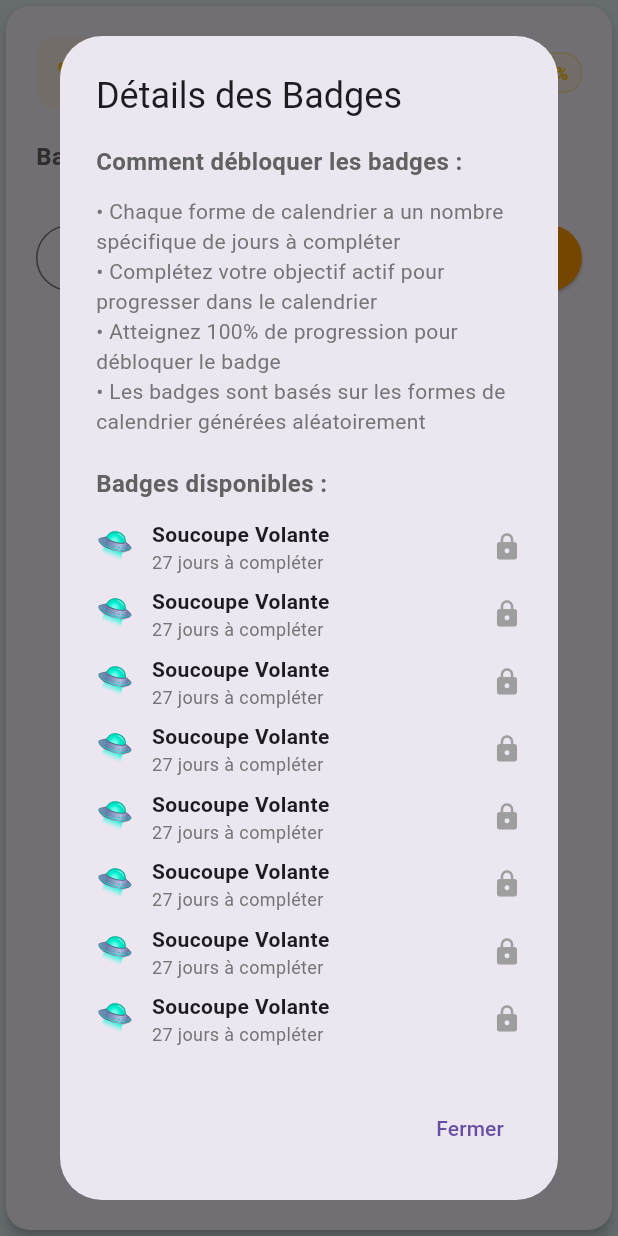
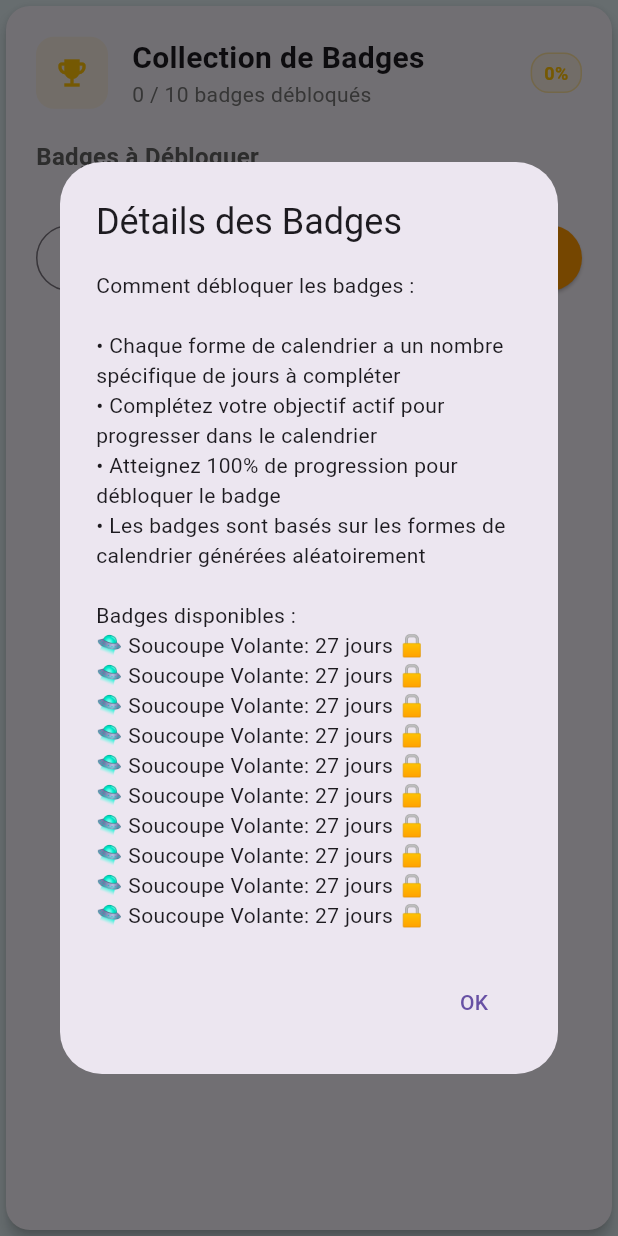
Before and after one commit to MOUSSBEKK/HabitoX, a Flutter app: the BadgesWidget widget shown alone on an empty page, opened directly, after a tap on "Détails des badges", on a phone screen of 412 x 824 dp. Run offline on Flutter 3.47's test engine with Material 3 defaults, Android fonts, the phone set to English and light mode, and no system bars; drawn by our look-alikes of toastification; our stand-ins replace adaptive_dialog, font_awesome_flutter, localstorage, modal_bottom_sheet, shared_preferences; accounts and stored records are empty.

```diff
--- a/lib/widgets/badges_widget.dart
+++ b/lib/widgets/badges_widget.dart
@@ -1,6 +1,7 @@
 import 'package:flutter/material.dart';
 import 'package:provider/provider.dart';
 import 'package:toastification/toastification.dart';
+import 'package:adaptive_dialog/adaptive_dialog.dart';
 import '../models/badge.dart' as models;
 import '../services/calendar_service.dart';
 
@@ -259,118 +260,40 @@ class BadgesWidget extends StatelessWidget {
     BuildContext context,
     CalendarService calendarService,
   ) {
-    showDialog(
+    final badgesInfo = calendarService.shapes.map((shape) =>
+      '${shape.emoji} ${shape.name}: ${shape.totalDays} jours ${shape.isUnlocked ? "✓" : "🔒"}'
+    ).join('\n');
+
+    showOkAlertDialog(
       context: context,
-      builder: (context) => AlertDialog(
-        title: const Text('Détails des Badges'),
-        content: SizedBox(
-          width: double.maxFinite,
-          child: SingleChildScrollView(
-            child: Column(
-              crossAxisAlignment: CrossAxisAlignment.start,
-              children: [
-                Text(
-                  'Comment débloquer les badges :',
-                  style: TextStyle(
-                    fontSize: 16,
-                    fontWeight: FontWeight.w600,
-                    color: Colors.grey[700],
-                  ),
-                ),
-                const SizedBox(height: 12),
-                Text(
+      title: 'Détails des Badges',
+      message: 'Comment débloquer les badges :\n\n'
                '• Chaque forme de calendrier a un nombre spécifique de jours à compléter\n'
                '• Complétez votre objectif actif pour progresser dans le calendrier\n'
                '• Atteignez 100% de progression pour débloquer le badge\n'
-                  '• Les badges sont basés sur les formes de calendrier générées aléatoirement',
-                  style: TextStyle(fontSize: 14, color: Colors.grey[600]),
-                ),
-                const SizedBox(height: 20),
-                Text(
-                  'Badges disponibles :',
-                  style: TextStyle(
-                    fontSize: 16,
-                    fontWeight: FontWeight.w600,
-                    color: Colors.grey[700],
-                  ),
-                ),
-                const SizedBox(height: 12),
-                ...calendarService.shapes.map(
-                  (shape) => Padding(
-                    padding: const EdgeInsets.only(bottom: 8),
-                    child: Row(
-                      children: [
-                        Text(shape.emoji, style: const TextStyle(fontSize: 20)),
-                        const SizedBox(width: 12),
-                        Expanded(
-                          child: Column(
-                            crossAxisAlignment: CrossAxisAlignment.start,
-                            children: [
-                              Text(
-                                shape.name,
-                                style: const TextStyle(
-                                  fontWeight: FontWeight.w600,
-                                ),
-                              ),
-                              Text(
-                                '${shape.totalDays} jours à compléter',
-                                style: TextStyle(
-                                  fontSize: 12,
-                                  color: Colors.grey[600],
-                                ),
-                              ),
-                            ],
-                          ),
-                        ),
-                        if (shape.isUnlocked)
-                          Icon(
-                            Icons.check_circle,
-                            color: Colors.green,
-                            size: 20,
-                          )
-                        else
-                          Icon(Icons.lock, color: Colors.grey, size: 20),
-                      ],
-                    ),
-                  ),
-                ),
-              ],
-            ),
-          ),
-        ),
-        actions: [
-          TextButton(
-            onPressed: () => Navigator.pop(context),
-            child: const Text('Fermer'),
-          ),
-        ],
-      ),
+               '• Les badges sont basés sur les formes de calendrier générées aléatoirement\n\n'
+               'Badges disponibles :\n$badgesInfo',
     );
   }
 
   void _showResetConfirmation(
     BuildContext context,
     CalendarService calendarService,
-  ) {
-    showDialog(
+  ) async {
+    final result = await showOkCancelAlertDialog(
       context: context,
-      builder: (context) => AlertDialog(
-        title: const Text('Reset de la progression'),
-        content: const Text(
-          'Êtes-vous sûr de vouloir réinitialiser toute la progression ?\n\n'
+      title: 'Reset de la progression',
+      message: 'Êtes-vous sûr de vouloir réinitialiser toute la progression ?\n\n'
                'Cela supprimera tous les badges débloqués et remettra toutes les formes '
                'de calendrier en mode verrouillé.\n\n'
                'Cette action est irréversible.',
-        ),
-        actions: [
-          TextButton(
-            onPressed: () => Navigator.pop(context),
-            child: const Text('Annuler'),
-          ),
-          TextButton(
-            onPressed: () {
+      okLabel: 'Reset',
+      cancelLabel: 'Annuler',
+      isDestructiveAction: true,
+    );
+
+    if (result == OkCancelResult.ok) {
       calendarService.resetProgress();
-              Navigator.pop(context);
       toastification.show(
         context: context,
         title: const Text('Progression réinitialisée'),
@@ -378,12 +301,6 @@ class BadgesWidget extends StatelessWidget {
         style: ToastificationStyle.flatColored,
         autoCloseDuration: const Duration(seconds: 3),
       );
-            },
-            style: TextButton.styleFrom(foregroundColor: Colors.orange),
-            child: const Text('Reset'),
-          ),
-        ],
-      ),
-    );
     }
   }
+}
--- a/pubspec.yaml
+++ b/pubspec.yaml
@@ -41,6 +41,7 @@ dependencies:
   modal_bottom_sheet: ^3.0.0
   font_awesome_flutter: ^10.10.0
   toastification: ^3.0.3
+  adaptive_dialog: ^2.4.2
 
 dev_dependencies:
   flutter_test:
```
Also changed, not shown: lib/screens/goals_screen.dart (+22 -46 lines), lib/services/badge_sync_service.dart (+7 -72 lines), lib/widgets/add_goal_bottom_sheet.dart (+0 -23 lines), lib/widgets/level_up_dialog.dart (+33 -57 lines). Lines whose indentation alone changed are shown as unchanged.
